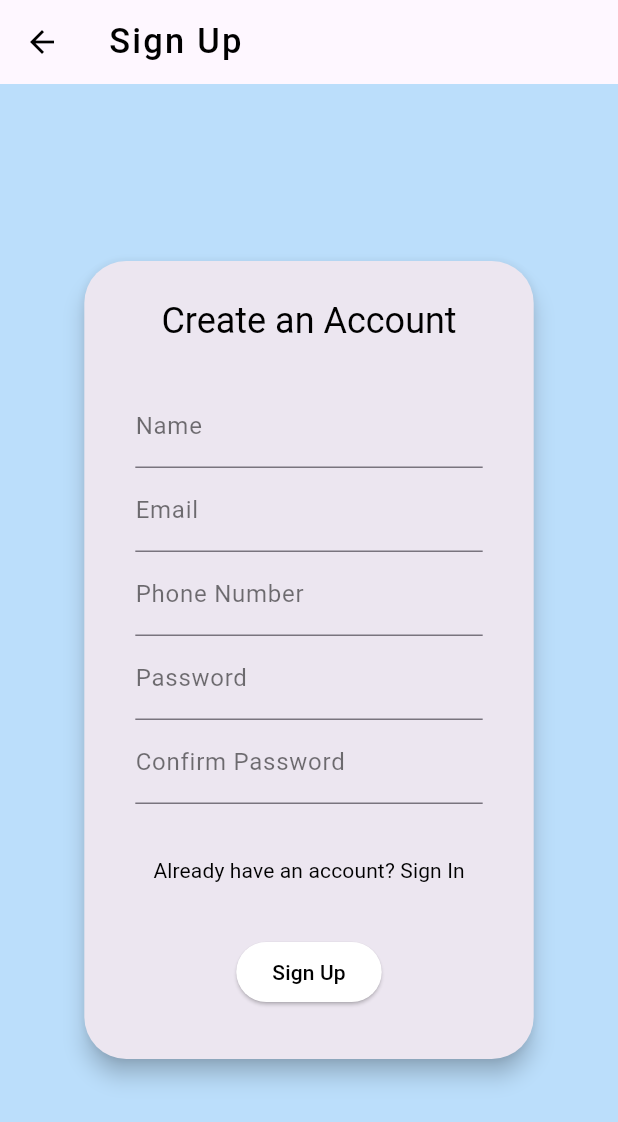
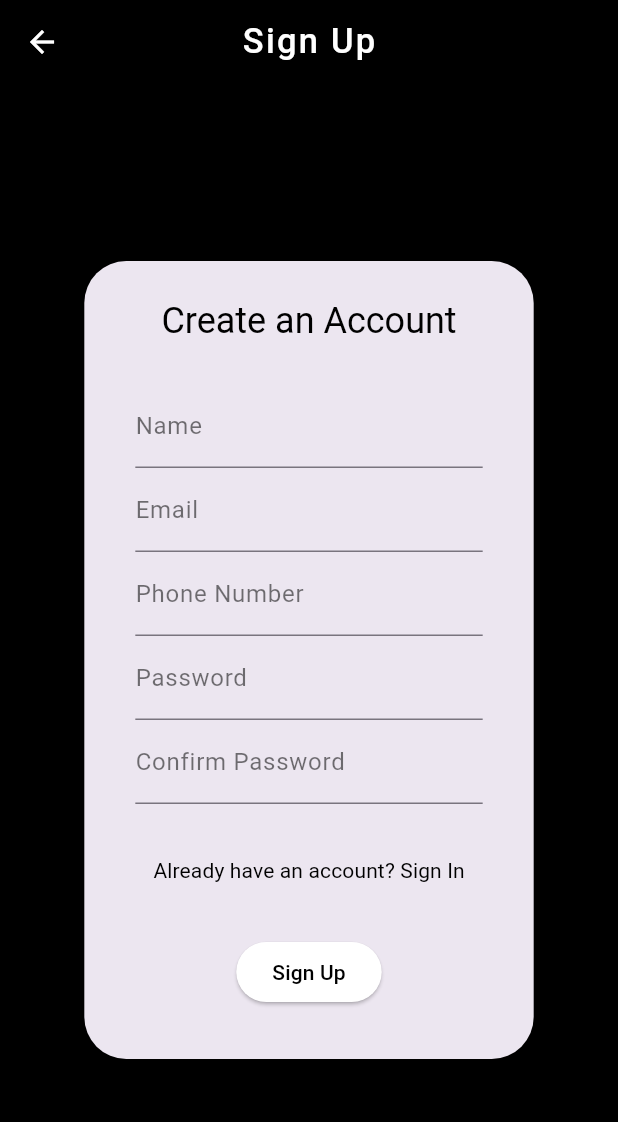
Before and after one commit to RaviNarayanBehera/final_exam, a Flutter app: the screen it shows after launch, after a tap on "Don't have an account? Sign Up", on a phone screen of 412 x 824 dp. Shown: the top 1122 px of the screen. Run offline on Flutter 3.47's test engine with Material 3 defaults, Android fonts, the phone set to English and light mode, and no system bars; our stand-ins replace cloud_firestore, firebase_auth, firebase_core, get; accounts and stored records are empty.

Commit message:
Initial Comment

```diff
--- a/lib/views/signIn_page.dart
+++ b/lib/views/signIn_page.dart
@@ -13,10 +13,12 @@ class SignInPage extends StatelessWidget {
     var controller = Get.put(AuthController());
     return Scaffold(
       appBar: AppBar(
-        title: const Text('SingIn Page'),
+        backgroundColor: Colors.black,
+        centerTitle: true,
+        title: const Text('Sing In',style: TextStyle(color: Colors.white),),
       ),
       body: Container(
-        decoration: BoxDecoration(color: Colors.blue.shade100),
+        decoration: BoxDecoration(color: Colors.black),
         child: AlertDialog(
           shadowColor: Colors.black,
           backgroundColor: Colors.white,
--- a/lib/views/signUp.dart
+++ b/lib/views/signUp.dart
@@ -13,10 +13,12 @@ class SignUpPage extends StatelessWidget {
     var controller = Get.put(AuthController());
     return Scaffold(
         appBar: AppBar(
+          backgroundColor: Colors.black,
+          centerTitle: true,
           title: const Text(
             'Sign Up',
             style: TextStyle(
-              color: Colors.black,
+              color: Colors.white,
               fontSize: 23,
               fontWeight: FontWeight.w500,
               letterSpacing: 1.5,
@@ -24,16 +26,16 @@ class SignUpPage extends StatelessWidget {
           ),
           leading: IconButton(
               onPressed: () {
-                Get.back(result: '/signIn');
+                Get.back(result: '/signIn',);
               },
               icon: const Icon(
                 Icons.arrow_back,
-                color: Colors.black,
+                color: Colors.white,
               )),
         ),
         body: Container(
-          decoration: BoxDecoration(
-            color: Colors.blue.shade100,
+          decoration: const BoxDecoration(
+            color: Colors.black,
           ),
           child: AlertDialog(
             shadowColor: Colors.black,
```
Also changed, not shown: lib/global/shop_item_controller.dart (+12 -6 lines), lib/views/home_page.dart (+14 -21 lines).
